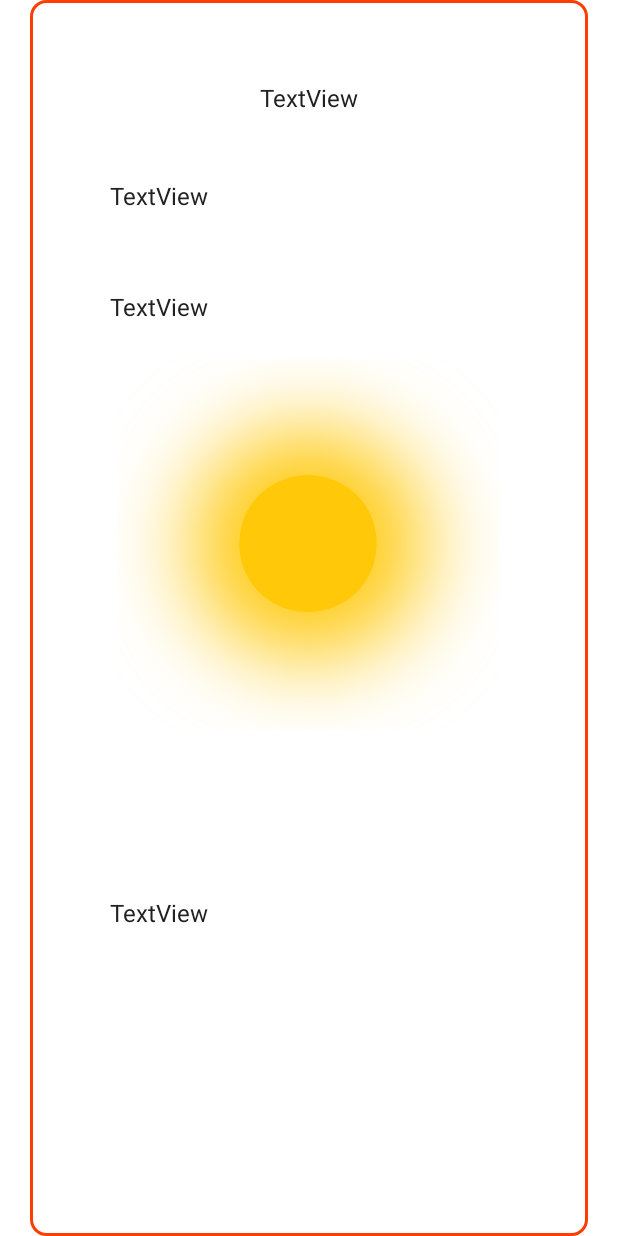
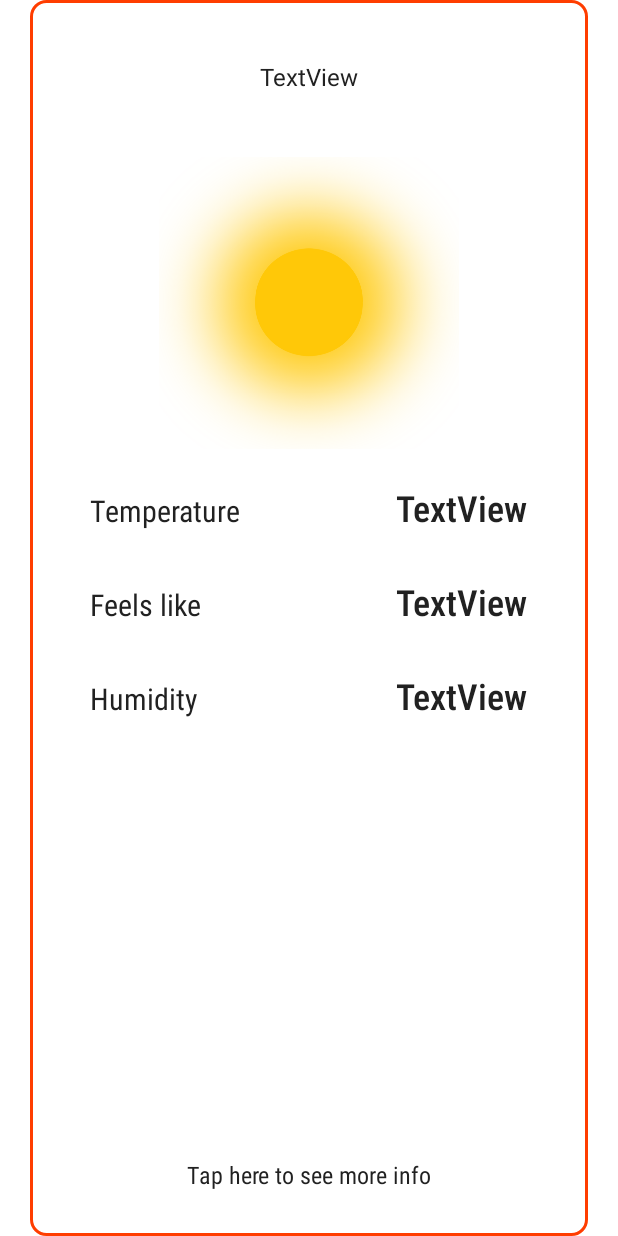
Before and after one commit to nothatcreative5/Mobile-Programming-HW2, an Android app: the layout weather_list.xml on its own in the app's theme, with its tools: preview values and no code run, on a phone screen of 412 x 824 dp. Run offline under Robolectric (Android 15) with nearby library versions, the phone set to English and light mode, and no system bars.

Commit message:
Recyclerview design changed

```diff
--- a/app/src/main/java/edu/sharif/weather/adapters/WeatherRecyclerAdapter.java
+++ b/app/src/main/java/edu/sharif/weather/adapters/WeatherRecyclerAdapter.java
@@ -1,6 +1,7 @@
 package edu.sharif.weather.adapters;
 
 
+import android.annotation.SuppressLint;
 import android.util.TypedValue;
 import android.view.LayoutInflater;
 import android.view.View;
@@ -41,22 +42,18 @@ public class WeatherRecyclerAdapter extends RecyclerView.Adapter<WeatherRecycler
         return new ViewHolder(view, mOnWeatherListener);
     }
 
+    @SuppressLint("SetTextI18n")
     @Override
     public void onBindViewHolder(@NonNull WeatherRecyclerAdapter.ViewHolder holder, int position) {
-
-        // holder.parentLayout.setBackgroundColor(0xFF42ecf5);
 
         holder.cityName.setText(weatherForecast.get(position).getCityName());
         holder.cityName.setTextSize(TypedValue.COMPLEX_UNIT_SP, 30);
 
-        holder.temperature.setText("Temperature : " + weatherForecast.get(position).getTemp() + "\u00B0");
-        holder.temperature.setTextSize(TypedValue.COMPLEX_UNIT_SP, 23);
+        holder.temperature.setText(weatherForecast.get(position).getTemp() + "\u00B0");
 
-        holder.feelsLike.setText("Feels like : " + weatherForecast.get(position).getFeelsLike() + " \u00B0");
-        holder.feelsLike.setTextSize(TypedValue.COMPLEX_UNIT_SP, 23);
+        holder.feelsLike.setText(weatherForecast.get(position).getFeelsLike() + "\u00B0");
 
-        holder.humidity.setText("Humidity : " + weatherForecast.get(position).getHumidity());
-        holder.humidity.setTextSize(TypedValue.COMPLEX_UNIT_SP, 23);
+        holder.humidity.setText(weatherForecast.get(position).getHumidity() + "%");
 
     }
 
@@ -82,7 +79,7 @@ public class WeatherRecyclerAdapter extends RecyclerView.Adapter<WeatherRecycler
             temperature = itemView.findViewById(R.id.temperature);
             feelsLike = itemView.findViewById(R.id.feelsLike);
             humidity = itemView.findViewById(R.id.humidity);
-            cityName = itemView.findViewById(R.id.cityName);
+            cityName = itemView.findViewById(R.id.timeEditText);
             parentLayout = itemView.findViewById(R.id.parent_layout);
             this.onWeatherListener = onWeatherListener;
             itemView.setOnClickListener(this);
@@ -99,5 +96,4 @@ public class WeatherRecyclerAdapter extends RecyclerView.Adapter<WeatherRecycler
         void onWeatherClick(int position);
     }
 
-
 }
--- a/app/src/main/res/layout/fragment_home.xml
+++ b/app/src/main/res/layout/fragment_home.xml
@@ -3,12 +3,16 @@
     xmlns:app="http://schemas.android.com/apk/res-auto"
     xmlns:tools="http://schemas.android.com/tools"
     android:layout_width="match_parent"
-    android:layout_height="match_parent">
+    android:layout_height="match_parent"
+    android:paddingLeft="40dp"
+    android:paddingTop="40dp"
+    android:paddingRight="40dp"
+    android:paddingBottom="40dp">
 
     <androidx.recyclerview.widget.RecyclerView
         android:id="@+id/weatherRecycler"
-        android:layout_width="364dp"
-        android:layout_height="585dp"
+        android:layout_width="0dp"
+        android:layout_height="0dp"
         app:layout_constraintBottom_toBottomOf="parent"
         app:layout_constraintEnd_toEndOf="parent"
         app:layout_constraintStart_toStartOf="parent"
--- a/app/src/main/res/layout/weather_list.xml
+++ b/app/src/main/res/layout/weather_list.xml
@@ -10,79 +10,157 @@
     android:background="@drawable/border">
 
     <TextView
-        android:id="@+id/feelsLike"
+        android:id="@+id/timeEditText"
         android:layout_width="wrap_content"
         android:layout_height="wrap_content"
+        android:layout_marginTop="30dp"
         android:paddingTop="10dp"
         android:paddingBottom="10dp"
         android:text="TextView"
         android:textColor="?attr/colorOnSecondary"
-        android:textSize="16sp"
-        app:layout_constraintBottom_toBottomOf="parent"
+        android:textSize="16dp"
         app:layout_constraintEnd_toEndOf="parent"
-        app:layout_constraintHorizontal_bias="0.173"
         app:layout_constraintStart_toStartOf="parent"
-        app:layout_constraintTop_toBottomOf="@+id/temperature"
-        app:layout_constraintVertical_bias="0.051" />
+        app:layout_constraintTop_toTopOf="parent" />
+
+    <ImageView
+        android:id="@+id/weatherIcon"
+        android:layout_width="200dp"
+        android:layout_height="200dp"
+        android:layout_marginTop="30dp"
+        app:layout_constraintEnd_toEndOf="parent"
+        app:layout_constraintStart_toStartOf="parent"
+        app:layout_constraintTop_toBottomOf="@+id/timeEditText"
+        app:srcCompat="@drawable/ic_sun" />
+
+    <LinearLayout
+        android:id="@+id/temperatureLayout"
+        android:layout_width="0dp"
+        android:layout_height="wrap_content"
+        android:layout_marginTop="10dp"
+        android:orientation="horizontal"
+        android:paddingLeft="40dp"
+        android:paddingRight="40dp"
+        app:layout_constraintEnd_toEndOf="parent"
+        app:layout_constraintStart_toStartOf="parent"
+        app:layout_constraintTop_toBottomOf="@+id/weatherIcon">
+
+        <TextView
+            android:layout_width="wrap_content"
+            android:layout_height="wrap_content"
+            android:fontFamily="sans-serif-condensed"
+            android:paddingTop="10dp"
+            android:paddingBottom="10dp"
+            android:text="Temperature"
+            android:textColor="?attr/colorOnSecondary"
+            android:textSize="20sp" />
+
+        <Space
+            android:layout_width="0dp"
+            android:layout_weight="1"
+            android:layout_height="match_parent" />
+
+        <TextView
+            android:id="@+id/temperature"
+            android:layout_width="wrap_content"
+            android:layout_height="wrap_content"
+            android:fontFamily="sans-serif-condensed-medium"
+            android:paddingTop="10dp"
+            android:paddingBottom="10dp"
+            android:text="TextView"
+            android:textColor="?attr/colorOnSecondary"
+            android:textSize="24sp" />
+    </LinearLayout>
+
+    <LinearLayout
+        android:id="@+id/feelsLikeLayout"
+        android:layout_width="0dp"
+        android:layout_height="wrap_content"
+        android:layout_marginTop="10dp"
+        android:orientation="horizontal"
+        android:paddingLeft="40dp"
+        android:paddingRight="40dp"
+        app:layout_constraintEnd_toEndOf="parent"
+        app:layout_constraintStart_toStartOf="parent"
+        app:layout_constraintTop_toBottomOf="@+id/temperatureLayout">
+
+        <TextView
+            android:layout_width="wrap_content"
+            android:layout_height="wrap_content"
+            android:fontFamily="sans-serif-condensed"
+            android:paddingTop="10dp"
+            android:paddingBottom="10dp"
+            android:text="Feels like"
+            android:textColor="?attr/colorOnSecondary"
+            android:textSize="20sp" />
+
+        <Space
+            android:layout_width="0dp"
+            android:layout_weight="1"
+            android:layout_height="match_parent" />
+
+        <TextView
+            android:id="@+id/feelsLike"
+            android:layout_width="wrap_content"
+            android:layout_height="wrap_content"
+            android:fontFamily="sans-serif-condensed-medium"
+            android:paddingTop="10dp"
+            android:paddingBottom="10dp"
+            android:text="TextView"
+            android:textColor="?attr/colorOnSecondary"
+            android:textSize="24sp" />
+    </LinearLayout>
+
+    <LinearLayout
+        android:id="@+id/humidityLayout"
+        android:layout_width="0dp"
+        android:layout_height="wrap_content"
+        android:layout_marginTop="10dp"
+        android:orientation="horizontal"
+        android:paddingLeft="40dp"
+        android:paddingRight="40dp"
+        app:layout_constraintEnd_toEndOf="parent"
+        app:layout_constraintStart_toStartOf="parent"
+        app:layout_constraintTop_toBottomOf="@+id/feelsLikeLayout">
+
+        <TextView
+            android:layout_width="wrap_content"
+            android:layout_height="wrap_content"
+            android:fontFamily="sans-serif-condensed"
+            android:paddingTop="10dp"
+            android:paddingBottom="10dp"
+            android:text="Humidity"
+            android:textColor="?attr/colorOnSecondary"
+            android:textSize="20sp" />
+
+        <Space
+            android:layout_width="0dp"
+            android:layout_weight="1"
+            android:layout_height="match_parent" />
 
         <TextView
             android:id="@+id/humidity"
             android:layout_width="wrap_content"
             android:layout_height="wrap_content"
+            android:fontFamily="sans-serif-condensed-medium"
             android:paddingTop="10dp"
             android:paddingBottom="10dp"
             android:text="TextView"
             android:textColor="?attr/colorOnSecondary"
-        android:textSize="16sp"
-        app:layout_constraintBottom_toBottomOf="parent"
-        app:layout_constraintEnd_toEndOf="parent"
-        app:layout_constraintHorizontal_bias="0.173"
-        app:layout_constraintStart_toStartOf="parent"
-        app:layout_constraintTop_toBottomOf="@+id/weatherIcon"
-        app:layout_constraintVertical_bias="0.333" />
+            android:textSize="24sp" />
+    </LinearLayout>
 
     <TextView
-        android:id="@+id/cityName"
+        android:id="@+id/moreInfoTextView"
         android:layout_width="wrap_content"
         android:layout_height="wrap_content"
-        android:paddingTop="10dp"
-        android:paddingBottom="10dp"
-        android:text="TextView"
-        android:textColor="?attr/colorOnSecondary"
-        android:textSize="16dp"
-        app:layout_constraintBottom_toBottomOf="parent"
-        app:layout_constraintEnd_toEndOf="parent"
-        app:layout_constraintStart_toStartOf="parent"
-        app:layout_constraintTop_toTopOf="parent"
-        app:layout_constraintVertical_bias="0.056" />
-
-    <TextView
-        android:id="@+id/temperature"
-        android:layout_width="wrap_content"
-        android:layout_height="wrap_content"
-        android:paddingTop="10dp"
-        android:paddingBottom="10dp"
-        android:text="TextView"
+        android:layout_marginBottom="30dp"
+        android:fontFamily="sans-serif-condensed"
+        android:text="Tap here to see more info"
         android:textColor="?attr/colorOnSecondary"
         android:textSize="16sp"
         app:layout_constraintBottom_toBottomOf="parent"
         app:layout_constraintEnd_toEndOf="parent"
-        app:layout_constraintHorizontal_bias="0.173"
-        app:layout_constraintStart_toStartOf="parent"
-        app:layout_constraintTop_toBottomOf="@+id/cityName"
-        app:layout_constraintVertical_bias="0.034" />
-
-    <ImageView
-        android:id="@+id/weatherIcon"
-        android:layout_width="296dp"
-        android:layout_height="254dp"
-        android:layout_marginTop="60dp"
-        app:layout_constraintBottom_toBottomOf="parent"
-        app:layout_constraintEnd_toEndOf="parent"
-        app:layout_constraintHorizontal_bias="0.493"
-        app:layout_constraintStart_toStartOf="parent"
-        app:layout_constraintTop_toBottomOf="@+id/temperature"
-        app:layout_constraintVertical_bias="0.068"
-        app:srcCompat="@drawable/ic_sun" />
+        app:layout_constraintStart_toStartOf="parent" />
 
 </androidx.constraintlayout.widget.ConstraintLayout>
```
Lines whose indentation alone changed are shown as unchanged.
